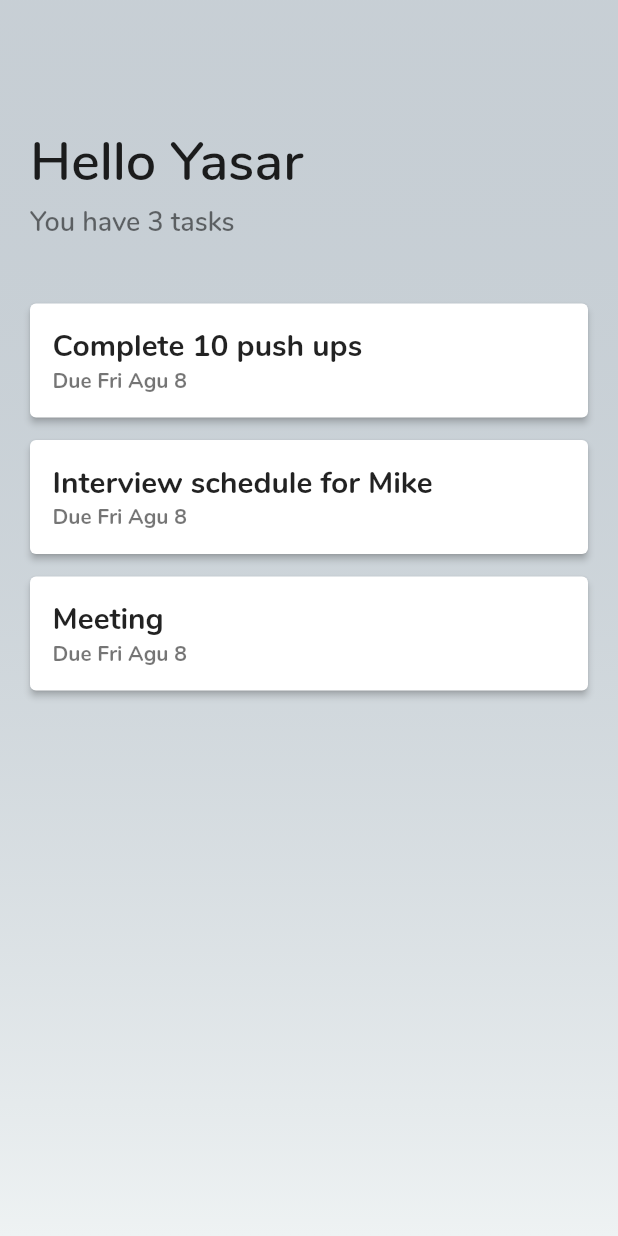
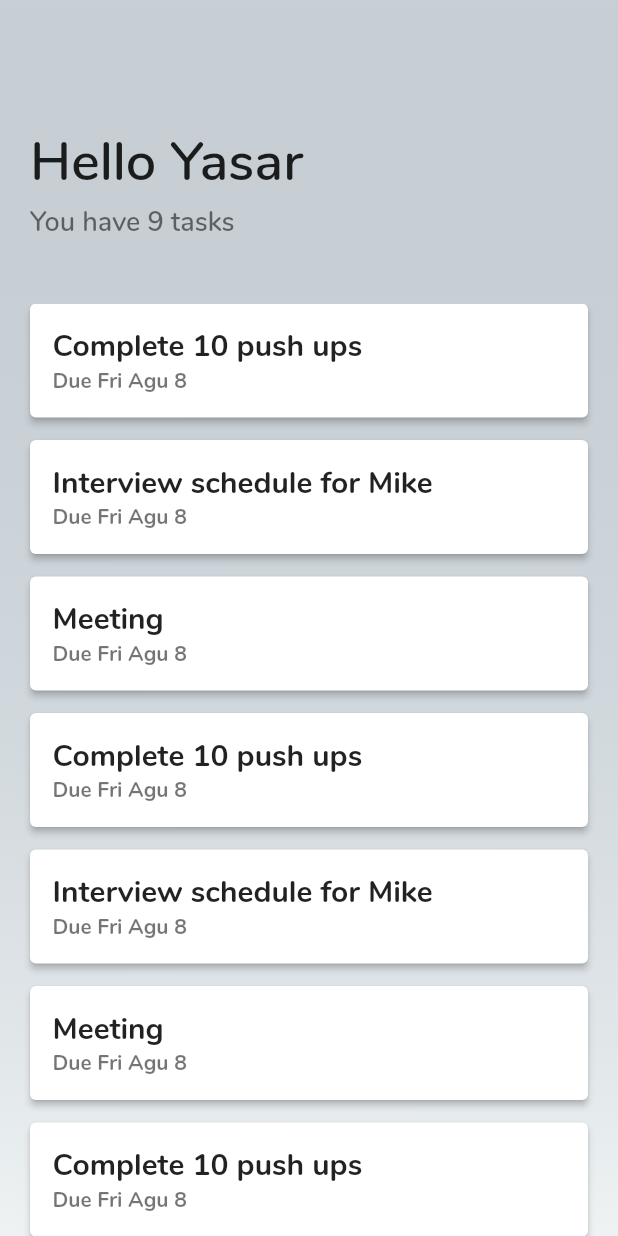
Before and after one commit to yasarb/flutter_todo, a Flutter app: the screen it shows after launch, on a phone screen of 412 x 824 dp. Run offline on Flutter 3.47's test engine with Material 2 defaults, Android fonts, the phone set to English and light mode, and no system bars.

Commit message:
Add new sample tasks

```diff
--- a/flutter_todo/lib/src/widgets/header.dart
+++ b/flutter_todo/lib/src/widgets/header.dart
@@ -43,7 +43,7 @@ class _Subtitle extends StatelessWidget {
   @override
   Widget build(BuildContext context) {
     return Text(
-      'You have 3 tasks',
+      'You have 9 tasks',
       style: TextStyle(
         color: Colors.black54,
         fontSize: 18,
--- a/flutter_todo/lib/src/widgets/task_list.dart
+++ b/flutter_todo/lib/src/widgets/task_list.dart
@@ -14,6 +14,12 @@ class _TaskListState extends State<TaskList> {
   @override
   void initState() {
     List<Task> myList = [
+      Task('Complete 10 push ups', TaskStatus.postponed, 1),
+      Task('Interview schedule for Mike', TaskStatus.postponed, 2),
+      Task('Meeting', TaskStatus.postponed, 3),
+      Task('Complete 10 push ups', TaskStatus.postponed, 1),
+      Task('Interview schedule for Mike', TaskStatus.postponed, 2),
+      Task('Meeting', TaskStatus.postponed, 3),
       Task('Complete 10 push ups', TaskStatus.postponed, 1),
       Task('Interview schedule for Mike', TaskStatus.postponed, 2),
       Task('Meeting', TaskStatus.postponed, 3),
@@ -42,7 +48,8 @@ class _TaskListState extends State<TaskList> {
               setState(() => _taskList.removeAt(position));
               Scaffold.of(context).showSnackBar(
                 SnackBar(
-                  content: Text(dir == DismissDirection.startToEnd ? "Item removed" : "Item Liked"),
+                  content:
+                      Text(dir == DismissDirection.startToEnd ? "Task removed" : "Task Posponed"),
                   action: SnackBarAction(
                       label: "UNDO",
                       onPressed: () {
```
